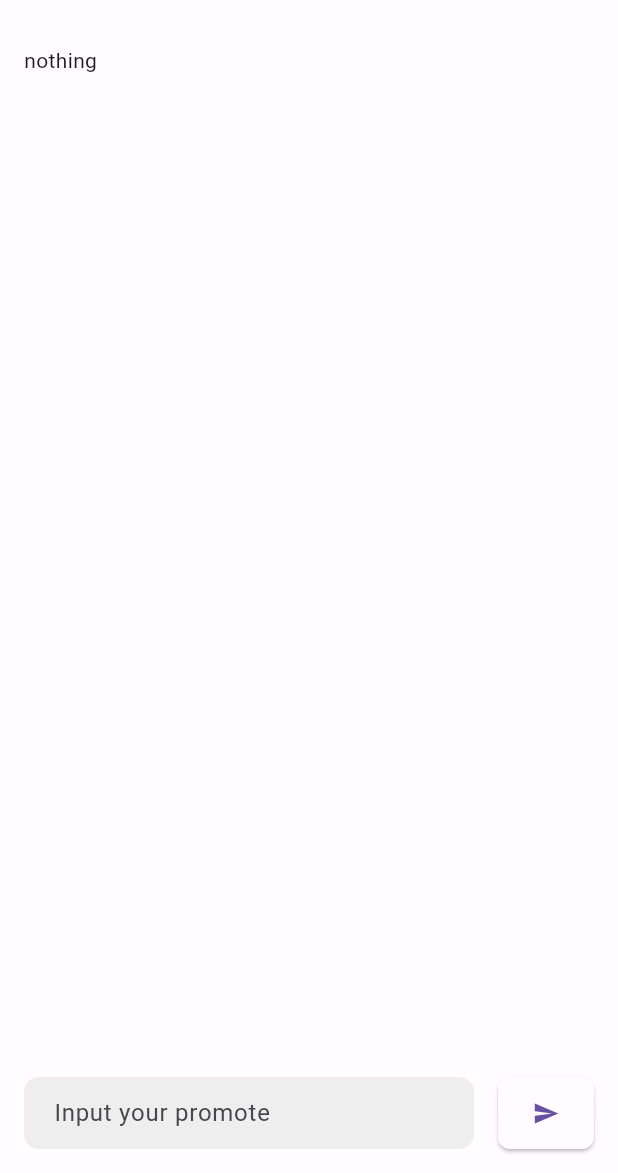
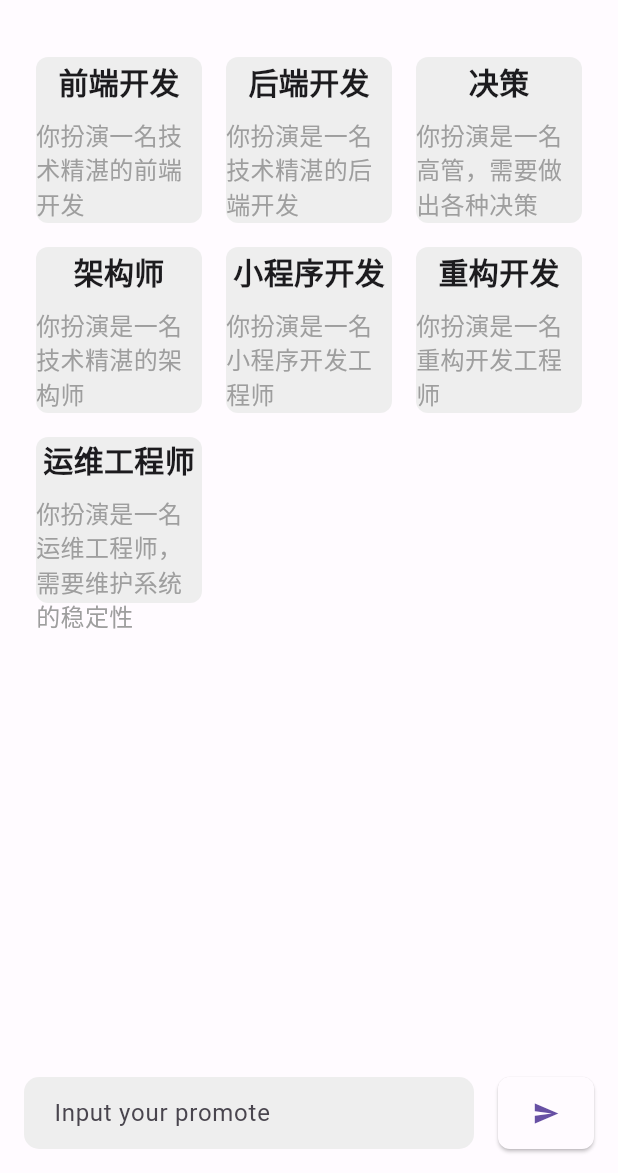
Before and after one commit to bravekingzhang/flutter_chat_box, a Flutter app: the screen it shows after launch, on a phone screen of 412 x 824 dp, the part 63-1236 px from its top. Run offline on Flutter 3.47's test engine with Material 2 defaults, Android fonts, the phone set to English and light mode, and no system bars; our stand-ins replace bloc, equatable, flutter_bloc, flutter_easyloading, font_awesome_flutter, get_it and 3 more; missing offline and left inert: dart_openai; accounts and stored records are empty; generated files the repository leaves out were written again.

Commit message:
feat: 增加几个卡片,快捷开启会话

```diff
--- a/lib/bloc/message_state.dart
+++ b/lib/bloc/message_state.dart
@@ -1,10 +1,7 @@
 part of 'message_bloc.dart';
 
-abstract class MessageState extends Equatable {
+abstract class MessageState {
   const MessageState();
-
-  @override
-  List<Object> get props => [];
 }
 
 class MessageInitial extends MessageState {}
@@ -15,40 +12,24 @@ class MessagesLoaded extends MessageState {
   const MessagesLoaded(
     this.messages,
   );
-
-  @override
-  List<Object> get props => [messages];
 }
 
 class MessageError extends MessageState {
   final String errorMessage;
 
   const MessageError(this.errorMessage);
-
-  @override
-  List<Object> get props => [errorMessage];
 }
 
 class MessageSending extends MessageState {
   const MessageSending();
-
-  @override
-  List<Object> get props => [];
 }
 
 class MessageLoading extends MessageState {
   const MessageLoading();
-
-  @override
-  List<Object> get props => [];
 }
 
 /// ChatGPT steaming 回答中
 class MessageRelayingState extends MessageState {
   final Message message;
-
   const MessageRelayingState(this.message);
-
-  @override
-  List<Object> get props => [message];
 }
--- a/lib/components/chat.dart
+++ b/lib/components/chat.dart
@@ -34,6 +34,9 @@ class _ChatWindowState extends State<ChatWindow> {
                     return current.runtimeType == MessagesLoaded;
                   },
                   builder: (context, state) {
+                    WidgetsBinding.instance.addPostFrameCallback((_) {
+                      _scrollToNewMessage();
+                    });
                     if (state.runtimeType == MessagesLoaded) {
                       var currentState = state as MessagesLoaded;
                       return ListView.builder(
@@ -45,13 +48,7 @@ class _ChatWindowState extends State<ChatWindow> {
                         },
                       );
                     } else {
-                      return ListView.builder(
-                        controller: _scrollController,
-                        itemCount: 1,
-                        itemBuilder: (context, index) {
-                          return const Text('nothing');
-                        },
-                      );
+                      return _buildExpandEmptyListView();
                     }
                   },
                 ),
@@ -210,11 +207,59 @@ class _ChatWindowState extends State<ChatWindow> {
             value.isControlPressed) ||
         (value.isKeyPressed(LogicalKeyboardKey.enter) && value.isMetaPressed)) {
       _sendMessage();
-      _scrollController.animateTo(
-        _scrollController.position.maxScrollExtent,
-        duration: const Duration(milliseconds: 300),
-        curve: Curves.easeOut,
-      );
     }
   }
+
+  void _scrollToNewMessage() {
+    if (_scrollController.hasClients) {
+      _scrollController.jumpTo(_scrollController.position.maxScrollExtent);
+    }
+  }
+
+  Widget _buildExpandEmptyListView() {
+    return GridView.count(
+      controller: _scrollController,
+      crossAxisCount: 3,
+      children: List.generate(
+        sceneList.length,
+        (index) => Container(
+          margin: const EdgeInsets.all(8),
+          decoration: BoxDecoration(
+            color: Colors.grey[200],
+            borderRadius: BorderRadius.circular(8),
+          ),
+          child: Column(
+            mainAxisAlignment: MainAxisAlignment.center,
+            children: [
+              Text(
+                '${sceneList[index]["title"]}',
+                style: const TextStyle(
+                  fontSize: 20,
+                  fontWeight: FontWeight.bold,
+                ),
+              ),
+              const SizedBox(height: 10),
+              Text(
+                '${sceneList[index]["description"]}',
+                style: const TextStyle(
+                  fontSize: 16,
+                  color: Colors.grey,
+                ),
+              ),
+            ],
+          ),
+        ),
+      ),
+    );
+  }
 }
+
+const sceneList = [
+  {"title": "前端开发", "description": "你扮演一名技术精湛的前端开发"},
+  {"title": "后端开发", "description": "你扮演是一名技术精湛的后端开发"},
+  {"title": "决策", "description": "你扮演是一名高管，需要做出各种决策"},
+  {"title": "架构师", "description": "你扮演是一名技术精湛的架构师"},
+  {"title": "小程序开发", "description": "你扮演是一名小程序开发工程师"},
+  {"title": "重构开发", "description": "你扮演是一名重构开发工程师"},
+  {"title": "运维工程师", "description": "你扮演是一名运维工程师，需要维护系统的稳定性"},
+];
--- a/lib/components/conversation.dart
+++ b/lib/components/conversation.dart
@@ -68,6 +68,8 @@ class _ConversationWindowState extends State<ConversationWindow> {
                             onTap: () {
                               _tapConversation(index);
                             },
+                            selected: state.currentConversationUuid ==
+                                state.conversations[index].uuid,
                             leading: const Icon(Icons.chat),
                             title: Text(state.conversations[index].name),
                             trailing: Builder(builder: (context) {
```
Also changed, not shown: lib/bloc/message_bloc.dart (+10 -4 lines), lib/repository/message.dart (+3 -5 lines).
